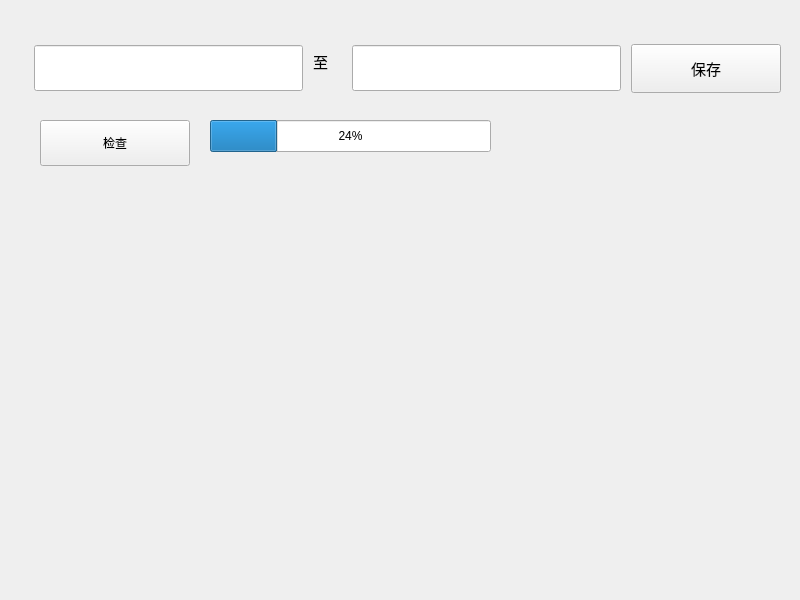
Qt form project/ipOnline/ui/ip_online.ui (wsyshengyun/pyqt5_test) before a commit.
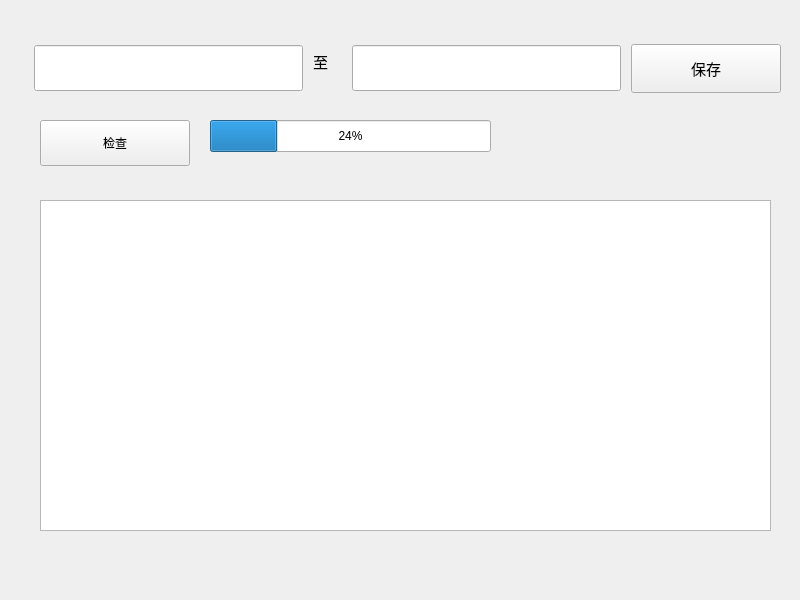
The same form after that commit.

Commit message: 修改UI界面:增加表格->显示IP

Diff of the .ui file:
```diff
--- a/project/ipOnline/ui/ip_online.ui
+++ b/project/ipOnline/ui/ip_online.ui
@@ -130,6 +130,16 @@
     <string>保存</string>
    </property>
   </widget>
+  <widget class="QTableWidget" name="tableWidget">
+   <property name="geometry">
+    <rect>
+     <x>40</x>
+     <y>200</y>
+     <width>731</width>
+     <height>331</height>
+    </rect>
+   </property>
+  </widget>
  </widget>
  <resources/>
  <connections/>
```
The commit also changes 3 other files.
